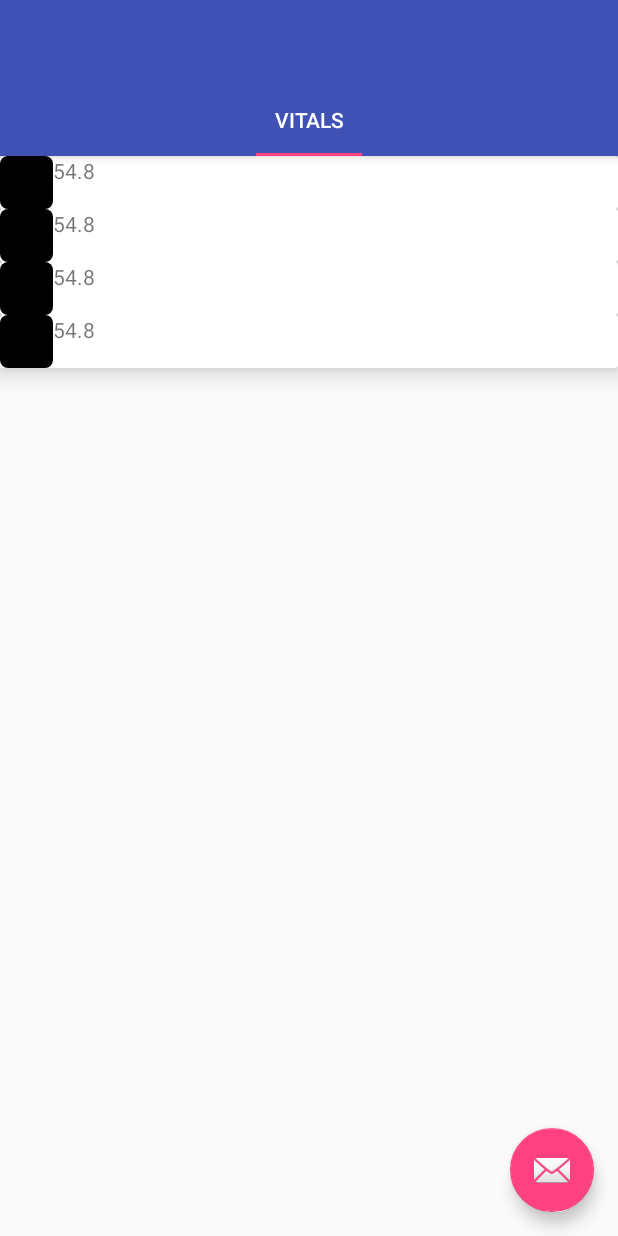
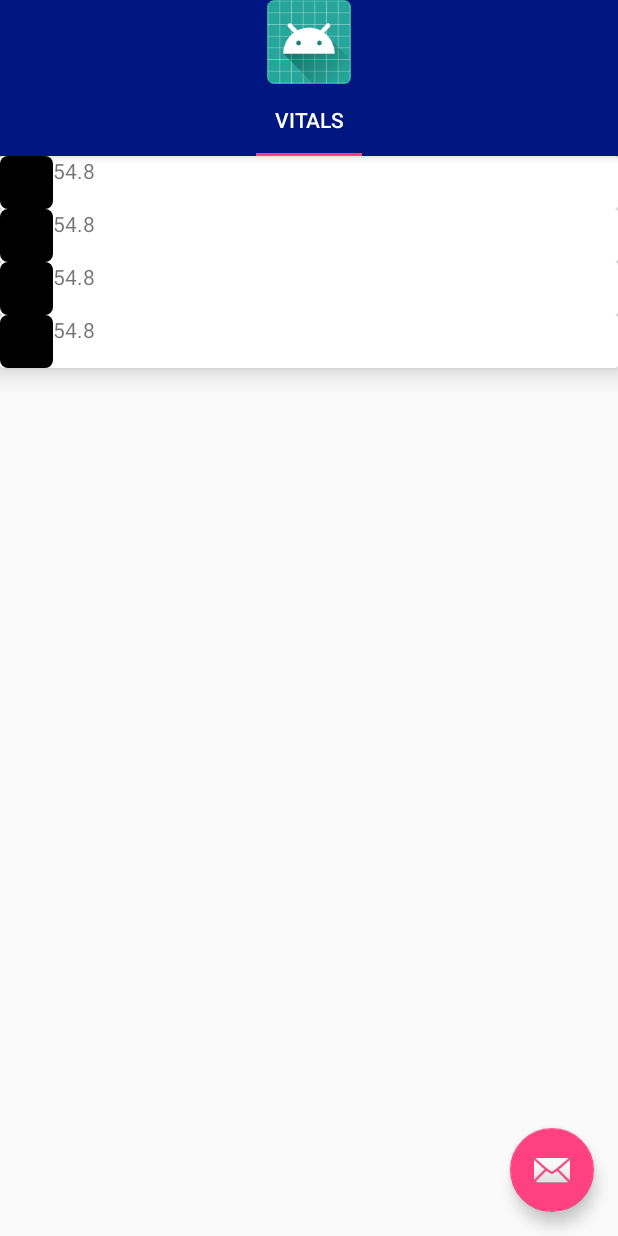
Before and after one commit to changalf-personal-projects/Dialysis-Buddy, an Android app: the screen it shows after launch (MainActivity), on a phone screen of 412 x 824 dp. Run offline under Robolectric (Android 15) with nearby library versions, the phone set to English and light mode, and no system bars; our stand-ins replace ButterKnife.

Commit message:
Displayed title icon in toolbar

```diff
--- a/app/src/main/res/layout/activity_main.xml
+++ b/app/src/main/res/layout/activity_main.xml
@@ -16,7 +16,15 @@
             android:layout_width="match_parent"
             android:layout_height="?attr/actionBarSize"
             android:background="?attr/colorPrimary"
-            app:popupTheme="@style/AppTheme.PopupOverlay" />
+            app:popupTheme="@style/AppTheme.PopupOverlay">
+
+            <ImageView
+                android:layout_width="wrap_content"
+                android:layout_height="wrap_content"
+                android:src="@mipmap/ic_launcher"
+                android:layout_gravity="center" />
+
+        </android.support.v7.widget.Toolbar>
 
         <android.support.design.widget.TabLayout
             android:layout_width="match_parent"
--- a/app/src/main/res/values/colors.xml
+++ b/app/src/main/res/values/colors.xml
@@ -1,6 +1,6 @@
 <?xml version="1.0" encoding="utf-8"?>
 <resources>
-    <color name="colorPrimary">#3F51B5</color>
-    <color name="colorPrimaryDark">#303F9F</color>
+    <color name="colorPrimary">#001681</color>
+    <color name="colorPrimaryDark">#0D005E</color>
     <color name="colorAccent">#FF4081</color>
 </resources>
```
